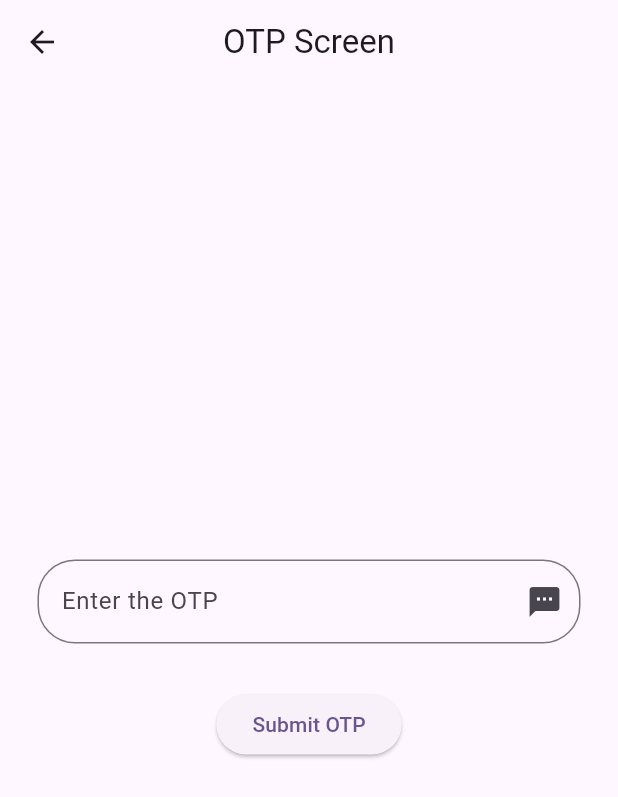
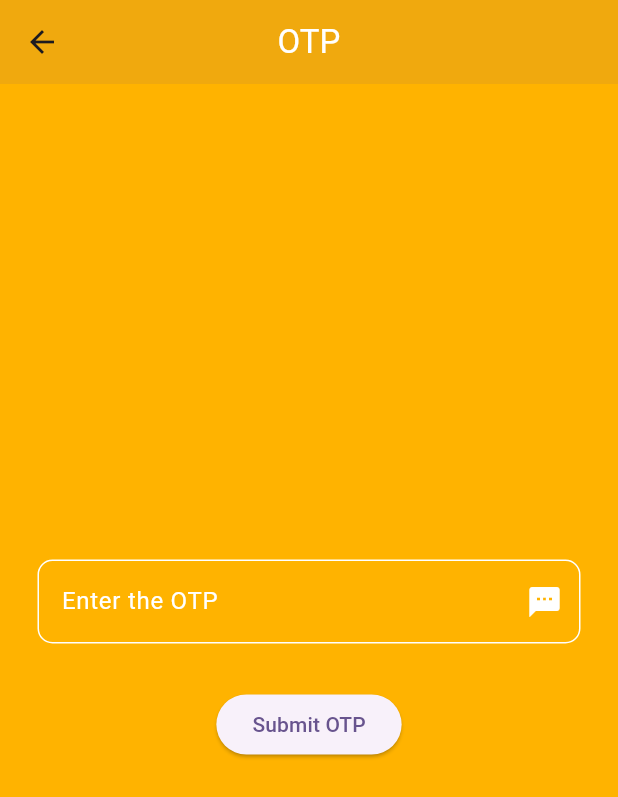
Before and after one commit to Hisham079/Weather-App, a Flutter app: the OtpView screen opened by its route, on a phone screen of 412 x 824 dp. Shown: the top 797 px of the screen. Run offline on Flutter 3.47's test engine with Material 3 defaults, Android fonts, the phone set to English and light mode, and no system bars; our stand-ins replace firebase_auth, firebase_core, geolocator; accounts and stored records are empty.

Commit message:
last commit

```diff
--- a/lib/view_models/phoneauth_view_model.dart
+++ b/lib/view_models/phoneauth_view_model.dart
@@ -18,9 +18,7 @@ class PhoneauthViewModel extends ChangeNotifier {
     try {
       await FirebaseAuth.instance.verifyPhoneNumber(
         phoneNumber: phoneController.text,
-        verificationCompleted: (PhoneAuthCredential credential) {
-          // Optionally handle automatic sign-in
-        },
+        verificationCompleted: (PhoneAuthCredential credential) {},
         verificationFailed: (FirebaseAuthException error) {
           _errorMessage = error.message;
           _isVerificationSuccessful = false;
@@ -50,7 +48,7 @@ class PhoneauthViewModel extends ChangeNotifier {
         smsCode: otpController.text.trim(),
       );
       await FirebaseAuth.instance.signInWithCredential(credential);
-      Navigator.pushNamed(context, '/home');
+      Navigator.pushReplacementNamed(context, '/home');
     } catch (e) {
       _errorMessage = "An unexpected error occurred: $e";
       notifyListeners();
--- a/lib/views/otp_view.dart
+++ b/lib/views/otp_view.dart
@@ -9,8 +9,14 @@ class OtpView extends StatelessWidget {
   Widget build(BuildContext context) {
     final viewModel = Provider.of<PhoneauthViewModel>(context);
     return Scaffold(
+      backgroundColor: Colors.amber.shade600,
       appBar: AppBar(
-        title: const Text('OTP Screen'),
+        backgroundColor: Colors.amber.shade600,
+        elevation: 5,
+        title: const Text(
+          'OTP',
+          style: TextStyle(color: Colors.white),
+        ),
         centerTitle: true,
       ),
       body: Column(
@@ -22,12 +28,21 @@ class OtpView extends StatelessWidget {
               controller: viewModel.otpController,
               keyboardType: TextInputType.number,
               decoration: InputDecoration(
-                hintText: 'Enter the OTP',
-                suffixIcon: const Icon(Icons.sms),
-                border: OutlineInputBorder(
-                  borderRadius: BorderRadius.circular(25),
-                ),
-              ),
+                  hintText: 'Enter the OTP',
+                  suffixIcon: const Icon(
+                    Icons.sms,
+                    color: Colors.white,
+                  ),
+                  enabledBorder: OutlineInputBorder(
+                    borderSide: const BorderSide(color: Colors.white),
+                    borderRadius: BorderRadius.circular(10),
+                  ),
+                  border: OutlineInputBorder(
+                    borderSide: const BorderSide(color: Colors.white),
+                    borderRadius: BorderRadius.circular(10),
+                  ),
+                  hintStyle: const TextStyle(color: Colors.white)),
+              style: const TextStyle(color: Colors.white),
             ),
           ),
           const SizedBox(height: 30),
```
Also changed, not shown: lib/helper/network_helper.dart (deleted, +0 -95 lines), lib/views/phoneauth_view.dart (+27 -8 lines), lib/models/auth_models.dart (deleted).
